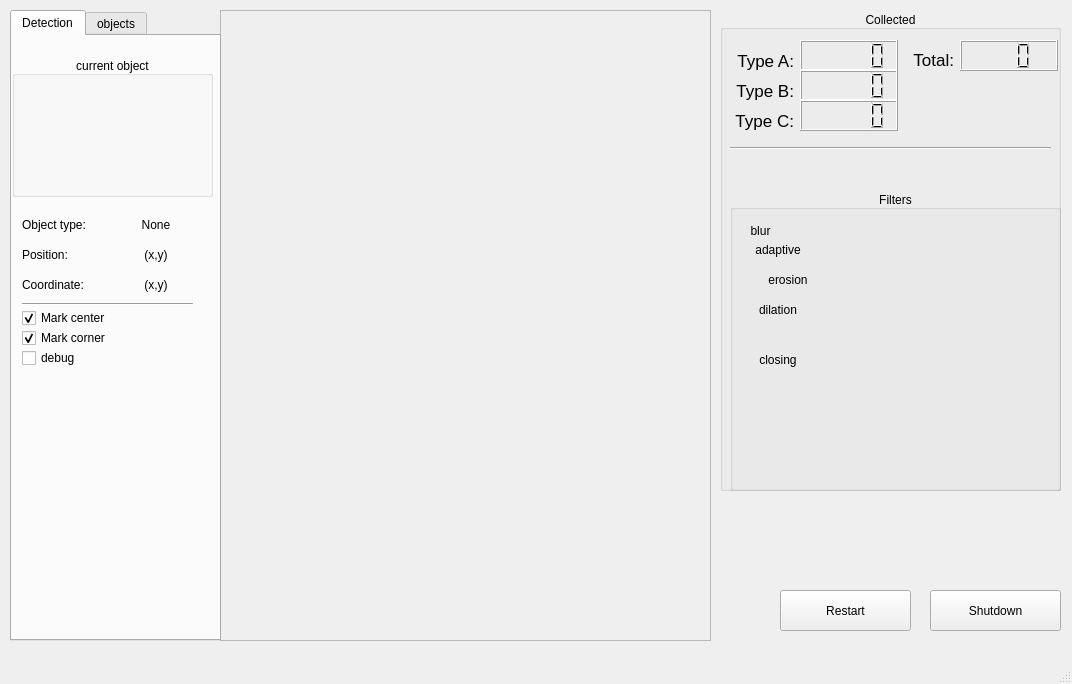
Above: windows.ui from hungtooc/find-object before the change. Below: the same form after it.
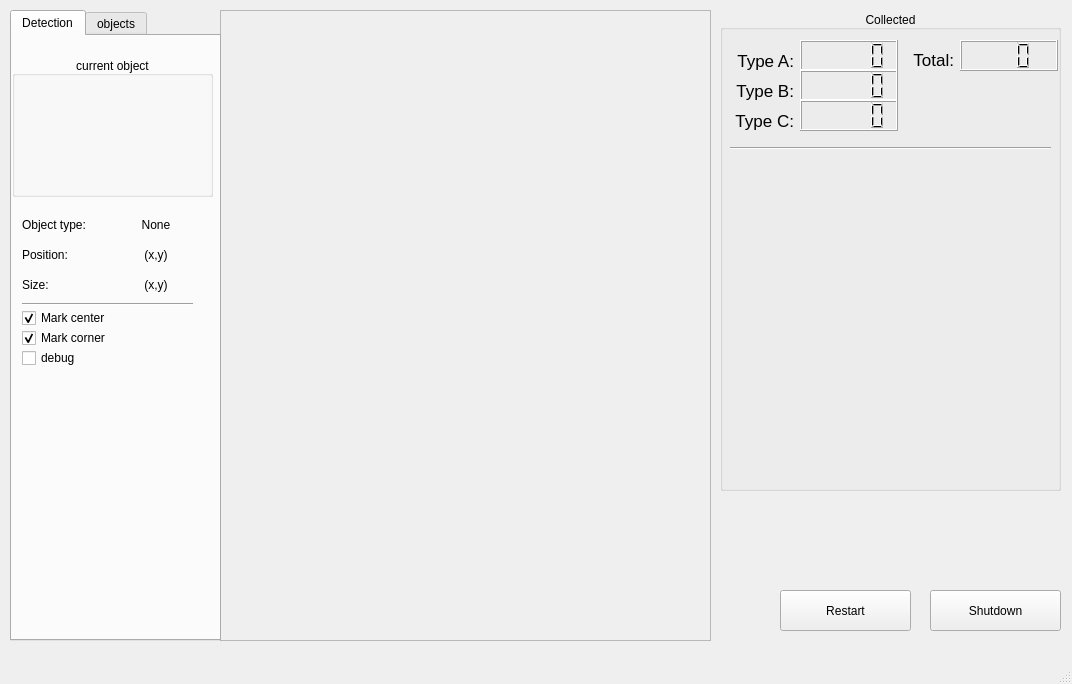
That is the form after the change. Icons and pictures are not drawn.

```diff
--- a/windows.ui
+++ b/windows.ui
@@ -76,103 +76,7 @@
     <property name="alignment">
      <set>Qt::AlignBottom|Qt::AlignHCenter</set>
     </property>
-    <widget class="QGroupBox" name="groupBox_4">
-     <property name="geometry">
-      <rect>
-       <x>10</x>
-       <y>180</y>
-       <width>331</width>
-       <height>301</height>
-      </rect>
-     </property>
-     <property name="title">
-      <string>Filters</string>
-     </property>
-     <property name="alignment">
-      <set>Qt::AlignBottom|Qt::AlignHCenter</set>
-     </property>
-     <widget class="QLabel" name="label_2">
-      <property name="geometry">
-       <rect>
-        <x>10</x>
-        <y>50</y>
-        <width>76</width>
-        <height>20</height>
-       </rect>
-      </property>
-      <property name="text">
-       <string>adaptive</string>
-      </property>
-      <property name="alignment">
-       <set>Qt::AlignCenter</set>
-      </property>
-     </widget>
-     <widget class="QLabel" name="label_4">
-      <property name="geometry">
-       <rect>
-        <x>10</x>
-        <y>30</y>
-        <width>41</width>
-        <height>21</height>
-       </rect>
-      </property>
-      <property name="text">
-       <string>blur</string>
-      </property>
-      <property name="alignment">
-       <set>Qt::AlignCenter</set>
-      </property>
-     </widget>
-     <widget class="QLabel" name="label_26">
-      <property name="geometry">
-       <rect>
-        <x>20</x>
-        <y>80</y>
-        <width>76</width>
-        <height>20</height>
-       </rect>
-      </property>
-      <property name="text">
-       <string>erosion</string>
-      </property>
-      <property name="alignment">
-       <set>Qt::AlignCenter</set>
-      </property>
-     </widget>
-     <widget class="QLabel" name="label_27">
-      <property name="geometry">
-       <rect>
-        <x>10</x>
-        <y>110</y>
-        <width>76</width>
-        <height>20</height>
-       </rect>
-      </property>
-      <property name="text">
-       <string>dilation</string>
-      </property>
-      <property name="alignment">
-       <set>Qt::AlignCenter</set>
-      </property>
-     </widget>
-     <widget class="QLabel" name="label_28">
-      <property name="geometry">
-       <rect>
-        <x>10</x>
-        <y>160</y>
-        <width>76</width>
-        <height>20</height>
-       </rect>
-      </property>
-      <property name="text">
-       <string>closing</string>
-      </property>
-      <property name="alignment">
-       <set>Qt::AlignCenter</set>
-      </property>
-     </widget>
-    </widget>
-    <widget class="QLCDNumber" name="no_objectA">
+    <widget class="QLCDNumber" name="n_objectA">
      <property name="geometry">
       <rect>
        <x>80</x>
@@ -475,7 +379,7 @@
        </rect>
       </property>
       <property name="text">
-       <string>Coordinate:</string>
+       <string>Size:</string>
       </property>
      </widget>
      <widget class="QLabel" name="label_current_object_coord">
```
Left out of the diff: 10 changed lines with no effect on the pictures.
